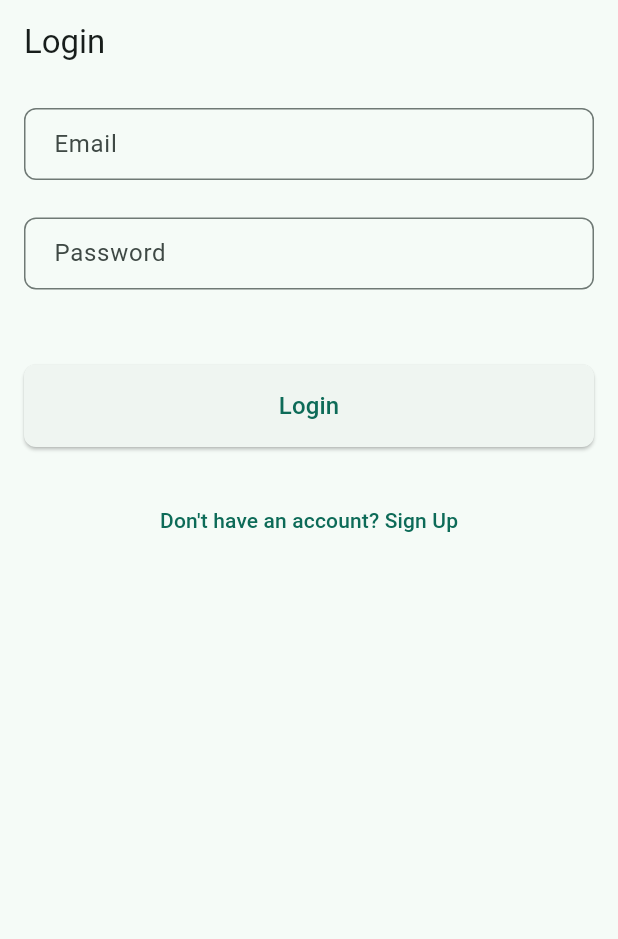
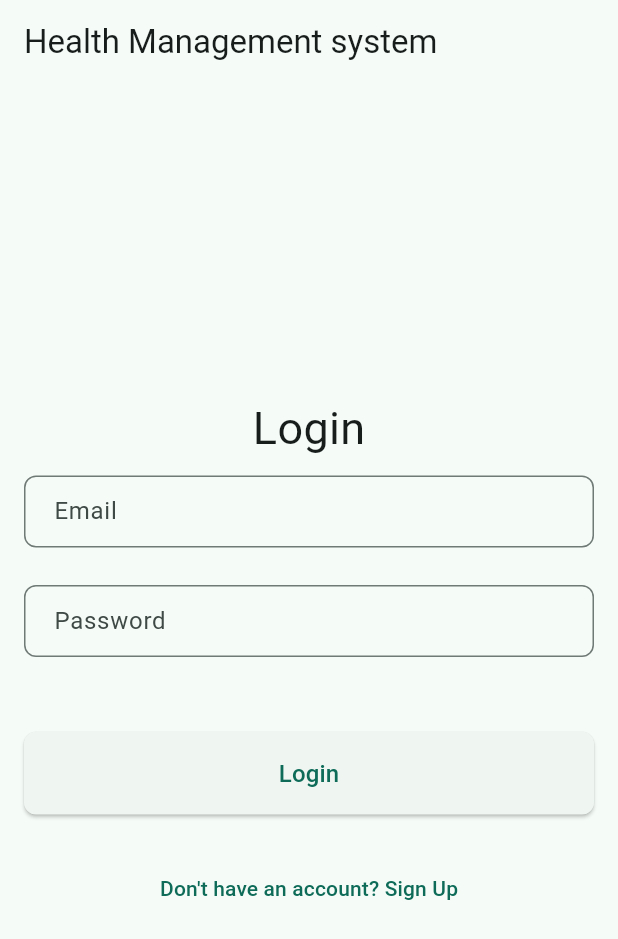
Before and after one commit to rex-enigma/health_management_system, a Flutter app: the screen it shows after launch, on a phone screen of 412 x 824 dp. Shown: the top 939 px of the screen. Run offline on Flutter 3.47's test engine with Material 3 defaults, Android fonts, the light colour scheme and no system bars; our stand-ins replace dartz, flutter_dotenv, flutter_secure_storage, stacked, stacked_services, stacked_shared.

Commit message:
vertically centered the login input form

```diff
--- a/lib/ui/views/login/login_view.dart
+++ b/lib/ui/views/login/login_view.dart
@@ -16,13 +16,21 @@ class LoginView extends StackedView<LoginViewModel> {
   ) {
     return Scaffold(
       appBar: AppBar(
-        title: const Text('Login'),
+        title: const Text('Health Management system'),
       ),
-      body: SingleChildScrollView(
+      body: Column(
+        crossAxisAlignment: CrossAxisAlignment.center,
+        mainAxisAlignment: MainAxisAlignment.center,
+        children: [
+          SingleChildScrollView(
             padding: const EdgeInsets.all(16.0),
             child: Column(
-          crossAxisAlignment: CrossAxisAlignment.start,
               children: [
+                Text(
+                  'Login',
+                  style: TextStyle(fontSize: 30),
+                ),
+                verticalSpaceSmall,
                 AppTextField(
                   label: 'Email',
                   controller: viewModel.emailController,
@@ -50,6 +58,8 @@ class LoginView extends StackedView<LoginViewModel> {
               ],
             ),
           ),
+        ],
+      ),
     );
   }
 
```
Lines whose indentation alone changed are shown as unchanged.
